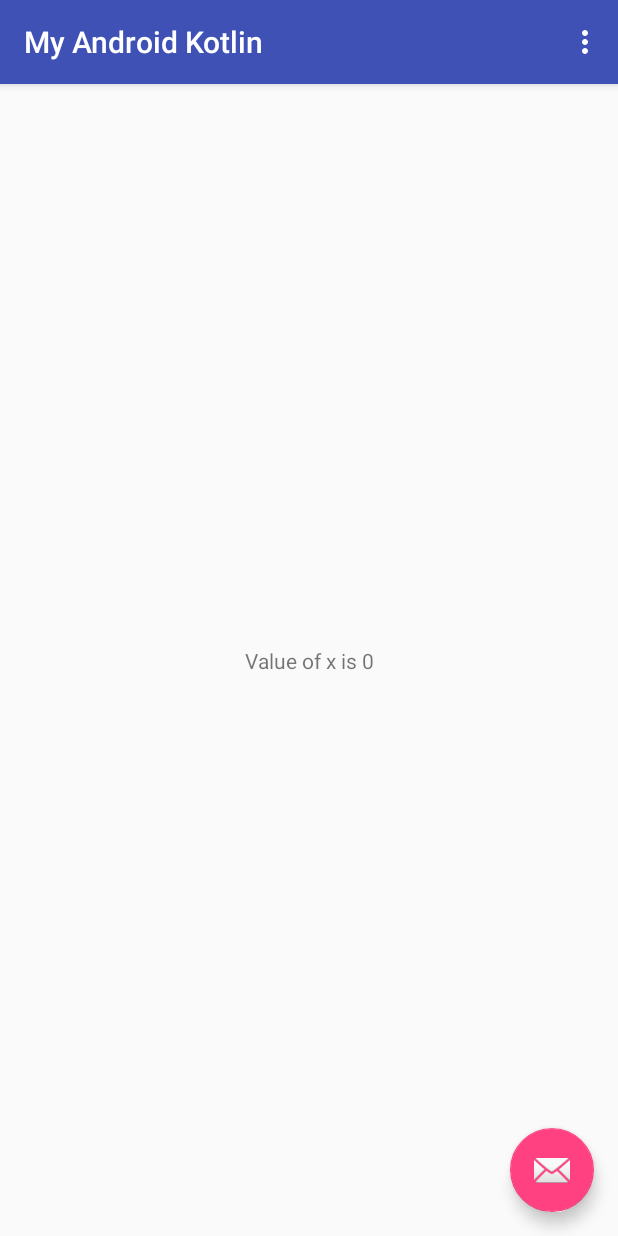
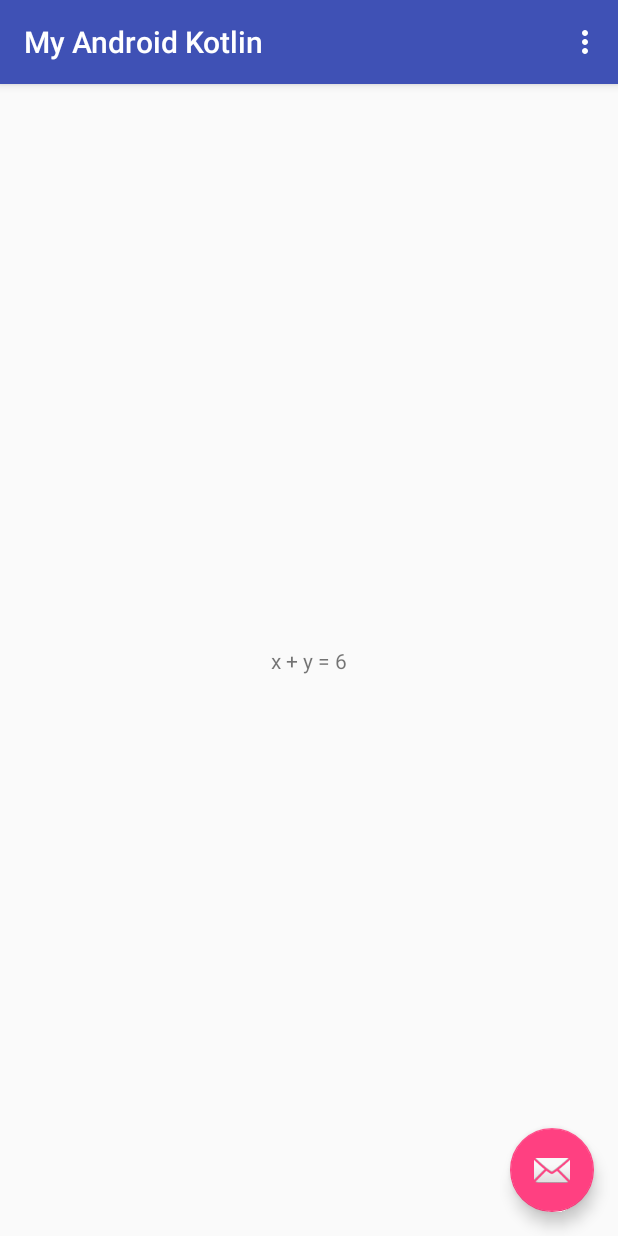
Before and after one commit to informramiz/android-with-kotlin, an Android app: the screen it shows after launch (MainActivity), on a phone screen of 412 x 824 dp. Run offline under Robolectric (Android 15) with nearby library versions, the phone set to English and light mode, and no system bars.

Commit message:
feat: Use expression in string

```diff
--- a/MyAndroidKotlinApplication/app/src/main/java/com/materialdesign/ramiz/myandroidkotlin/MainActivity.kt
+++ b/MyAndroidKotlinApplication/app/src/main/java/com/materialdesign/ramiz/myandroidkotlin/MainActivity.kt
@@ -20,8 +20,9 @@ class MainActivity: AppCompatActivity() {
             Snackbar.make(view, "Fab clicked", Snackbar.LENGTH_SHORT);
         }
 
-        val x: Int = 0
-        textView.text = "Value of x is $x"
+        val x: Int = 1
+        val y: Int = 5
+        textView.text = "x + y = ${sumXY(x, y)}"
     }
 
     override fun onCreateOptionsMenu(menu: Menu): Boolean {
```
